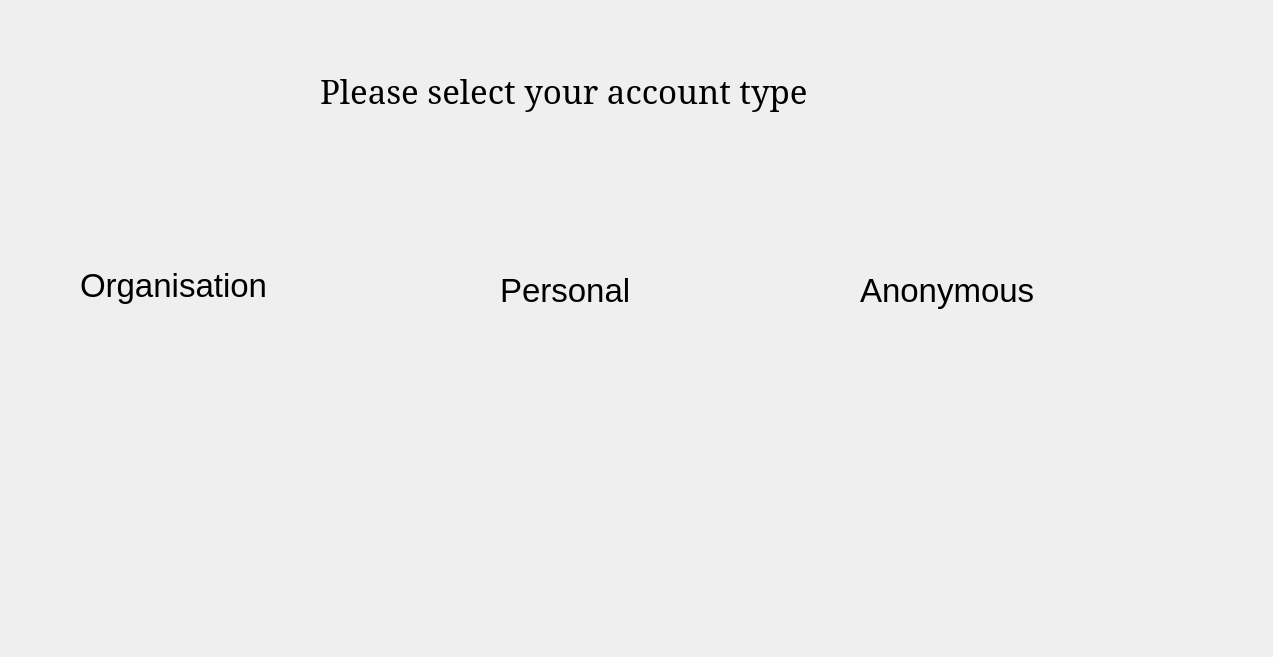
Above: X/startwindow.ui from MohammadrezaAldaghi/X before the change. Below: the same form after it.
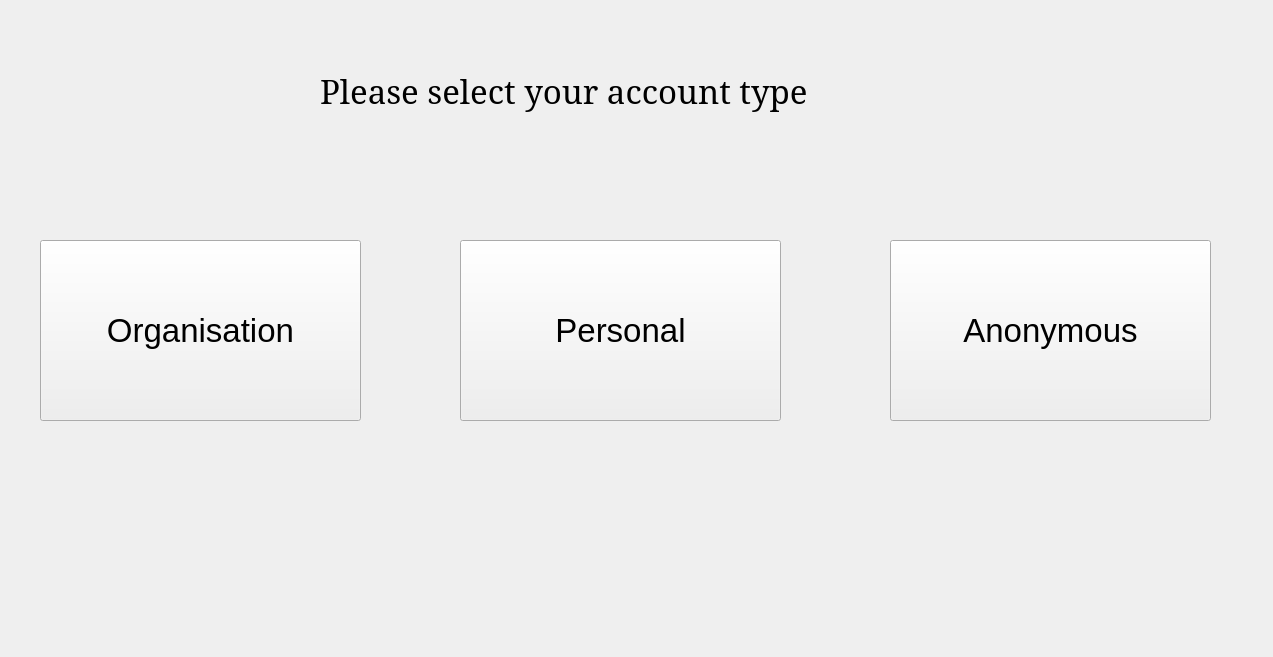
That is the form after the change.

Commit message: Add tolTipe to startwindow

The edit to the form file:
```diff
--- a/X/startwindow.ui
+++ b/X/startwindow.ui
@@ -13,63 +13,6 @@
   <property name="windowTitle">
    <string>Form</string>
   </property>
-  <widget class="QLabel" name="AnonymousLabel">
-   <property name="geometry">
-    <rect>
-     <x>860</x>
-     <y>200</y>
-     <width>311</width>
-     <height>181</height>
-    </rect>
-   </property>
-   <property name="font">
-    <font>
-     <pointsize>25</pointsize>
-    </font>
-   </property>
-   <property name="text">
-    <string>Anonymous</string>
-   </property>
-   <property name="buddy">
-    <cstring></cstring>
-   </property>
-  </widget>
-  <widget class="QLabel" name="PersonalLabel">
-   <property name="geometry">
-    <rect>
-     <x>500</x>
-     <y>190</y>
-     <width>261</width>
-     <height>201</height>
-    </rect>
-   </property>
-   <property name="font">
-    <font>
-     <pointsize>25</pointsize>
-    </font>
-   </property>
-   <property name="text">
-    <string>Personal</string>
-   </property>
-  </widget>
-  <widget class="QLabel" name="OrganisationLabel">
-   <property name="geometry">
-    <rect>
-     <x>80</x>
-     <y>210</y>
-     <width>281</width>
-     <height>151</height>
-    </rect>
-   </property>
-   <property name="font">
-    <font>
-     <pointsize>25</pointsize>
-    </font>
-   </property>
-   <property name="text">
-    <string>Organisation</string>
-   </property>
-  </widget>
   <widget class="QLabel" name="label">
    <property name="geometry">
     <rect>
@@ -89,6 +32,60 @@
     <string>Please select your account type</string>
    </property>
   </widget>
+  <widget class="QPushButton" name="OrganisationButton">
+   <property name="geometry">
+    <rect>
+     <x>40</x>
+     <y>240</y>
+     <width>321</width>
+     <height>181</height>
+    </rect>
+   </property>
+   <property name="font">
+    <font>
+     <pointsize>25</pointsize>
+    </font>
+   </property>
+   <property name="text">
+    <string>Organisation</string>
+   </property>
+  </widget>
+  <widget class="QPushButton" name="PersonalButton">
+   <property name="geometry">
+    <rect>
+     <x>460</x>
+     <y>240</y>
+     <width>321</width>
+     <height>181</height>
+    </rect>
+   </property>
+   <property name="font">
+    <font>
+     <pointsize>25</pointsize>
+    </font>
+   </property>
+   <property name="text">
+    <string>Personal</string>
+   </property>
+  </widget>
+  <widget class="QPushButton" name="AnonymousButton">
+   <property name="geometry">
+    <rect>
+     <x>890</x>
+     <y>240</y>
+     <width>321</width>
+     <height>181</height>
+    </rect>
+   </property>
+   <property name="font">
+    <font>
+     <pointsize>25</pointsize>
+    </font>
+   </property>
+   <property name="text">
+    <string>Anonymous</string>
+   </property>
+  </widget>
  </widget>
  <resources/>
  <connections/>
```
The commit also changes 1 other file.
